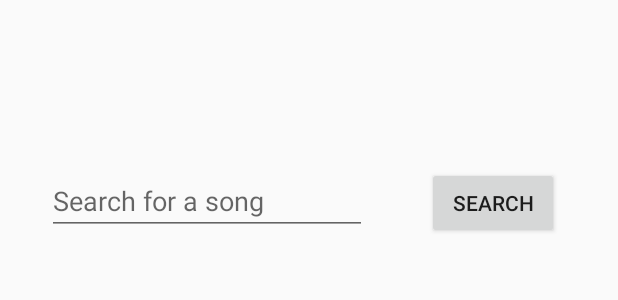
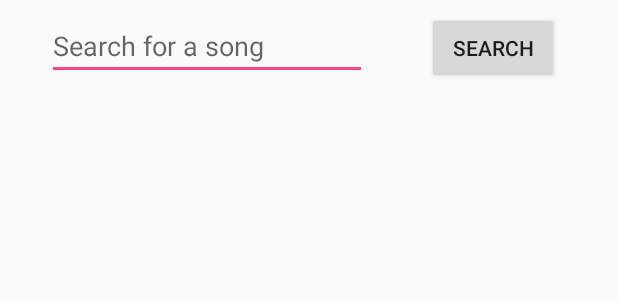
Before and after one commit to tymoorej/Collabify, an Android app: the layout activity_search.xml on its own in the app's theme, with its tools: preview values and no code run, on a phone screen of 412 x 824 dp. Shown: the top 300 px of the screen. Run offline under Robolectric (Android 15) with nearby library versions, the phone set to English and light mode, and no system bars.

Commit message:
IT WORKSSSSSSS

```diff
--- /dev/null
+++ b/app/src/main/java/com/collabify/collabify/AsyncResponse.java
@@ -0,0 +1,5 @@
+package com.collabify.collabify;
+
+public interface AsyncResponse {
+    void processFinish(Object output);
+}
--- a/app/src/main/java/com/collabify/collabify/MainActivity.java
+++ b/app/src/main/java/com/collabify/collabify/MainActivity.java
@@ -43,6 +43,7 @@ public class MainActivity extends AppCompatActivity implements
     // Request code that will be used to verify if the result comes from correct activity
     // Can be any integer
     public static final String EXTRA_MESSAGE = "token";
+    public static final String LIST_SONGS = "empty";
     public AuthenticationResponse response;
     private static final int REQUEST_CODE = 1337;
     public String ss= "";
@@ -183,7 +184,7 @@ public class MainActivity extends AppCompatActivity implements
     public void onLoggedIn() {
         Log.d("MainActivity", "User logged in");
         //mPlayer.playUri(null, "spotify:track:5syaaFva8b6Kgc1wiHkOFp", 0, 0);
-        Intent intent = new Intent(getApplicationContext(), HostAndJoinActivity.class);
+        Intent intent = new Intent(getApplicationContext(), SearchActivity.class);
         Log.d("PLEASE", ss);
         intent.putExtra(EXTRA_MESSAGE, ss);
         startActivity(intent);
--- a/app/src/main/res/layout/activity_search.xml
+++ b/app/src/main/res/layout/activity_search.xml
@@ -6,29 +6,15 @@
     android:layout_height="match_parent"
     tools:context="com.collabify.collabify.SearchActivity">
 
-    <android.support.v7.widget.RecyclerView
-        android:id="@+id/recyclerView2"
-        android:layout_width="373dp"
-        android:layout_height="280dp"
-        android:layout_marginBottom="8dp"
-        android:layout_marginEnd="8dp"
-        android:layout_marginStart="8dp"
-        app:layout_constraintBottom_toBottomOf="parent"
-        app:layout_constraintEnd_toEndOf="parent"
-        app:layout_constraintStart_toStartOf="parent"
-        app:layout_constraintTop_toTopOf="parent" />
-
     <EditText
         android:id="@+id/searchText"
         android:layout_width="wrap_content"
         android:layout_height="wrap_content"
-        android:layout_marginBottom="8dp"
         android:layout_marginEnd="8dp"
         android:layout_marginTop="8dp"
         android:ems="10"
         android:hint="Search for a song"
         android:inputType="text|textPersonName"
-        app:layout_constraintBottom_toTopOf="@+id/recyclerView2"
         app:layout_constraintEnd_toStartOf="@+id/searchButton"
         app:layout_constraintHorizontal_bias="0.5"
         app:layout_constraintStart_toStartOf="parent"
@@ -44,4 +30,31 @@
         app:layout_constraintEnd_toEndOf="parent"
         app:layout_constraintHorizontal_bias="0.5"
         app:layout_constraintStart_toEndOf="@+id/searchText" />
+
+    <ScrollView
+        android:layout_width="362dp"
+        android:layout_height="348dp"
+        app:layout_constraintBottom_toBottomOf="parent"
+        app:layout_constraintLeft_toLeftOf="parent"
+        app:layout_constraintRight_toRightOf="parent"
+        app:layout_constraintTop_toTopOf="parent">
+
+        <LinearLayout
+            android:layout_width="match_parent"
+            android:layout_height="wrap_content"
+            android:orientation="vertical">
+
+            <TextView
+                android:id="@+id/textView"
+                android:layout_width="match_parent"
+                android:layout_height="wrap_content"
+                android:layout_marginBottom="8dp"
+                android:layout_marginTop="8dp"
+                app:layout_constraintBottom_toBottomOf="parent"
+                app:layout_constraintLeft_toLeftOf="parent"
+                app:layout_constraintRight_toRightOf="parent"
+                app:layout_constraintTop_toBottomOf="@+id/searchText" />
+        </LinearLayout>
+    </ScrollView>
+
 </android.support.constraint.ConstraintLayout>
```
Also changed, not shown: app/src/main/AndroidManifest.xml (+8 -9 lines), app/src/main/java/com/collabify/collabify/Network.java (+14 -5 lines), app/src/main/java/com/collabify/collabify/SearchActivity.java (+55 -37 lines).
